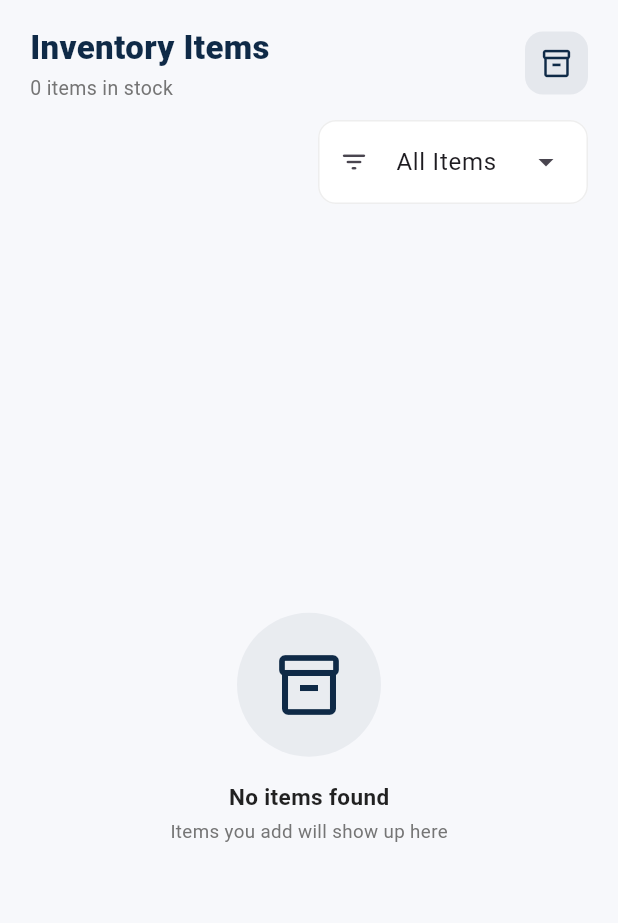
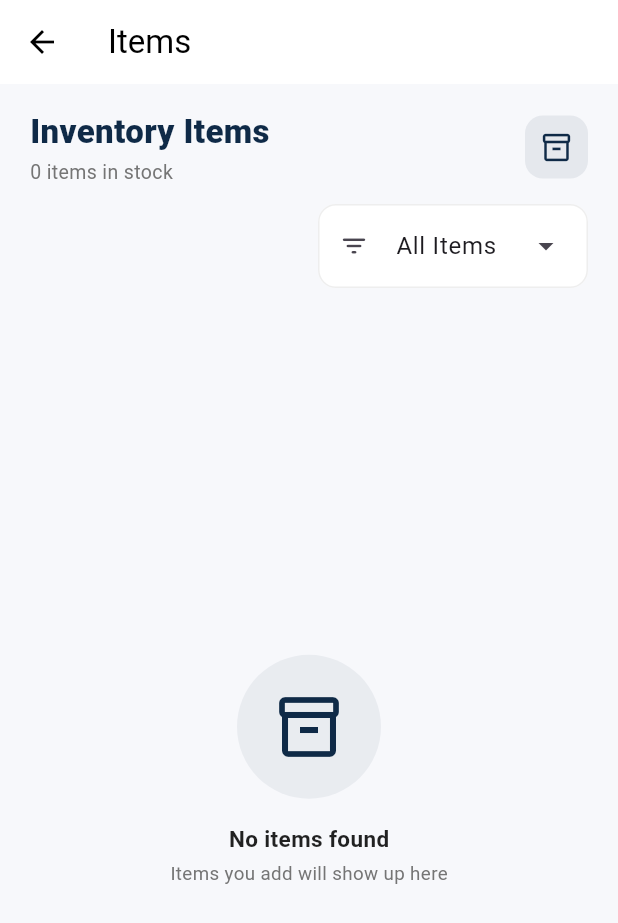
Before and after one commit to Alifouaad24/Photo_gallery-UniversalSystem, a Flutter app: the ItemsView screen opened by its route, on a phone screen of 412 x 824 dp. Shown: the top 923 px of the screen. Run offline on Flutter 3.47's test engine with Material 3 defaults, Android fonts, the phone set to English and light mode, and no system bars; our stand-ins replace camera, connectivity_plus, dartz, dio, get, get_storage and 6 more; missing offline and left inert: mobile_scanner; accounts and stored records are empty; network calls fail.

Commit message:
09/11/2026

```diff
--- a/lib/data/repository/inventory_repository.dart
+++ b/lib/data/repository/inventory_repository.dart
@@ -354,7 +354,7 @@ class InventoryRepository {
     int? itemId, // <-- جديد
   }) async {
     try {
-      final response = await _dio.get(
+      final response = await _dio.post(
         '/Item/AddItemToInv/${itemId}',
 
         options: Options(headers: {'Authorization': 'Bearer $token'}),
--- a/lib/modules/inventory/views/items_view.dart
+++ b/lib/modules/inventory/views/items_view.dart
@@ -399,6 +399,14 @@ class _ItemsViewState extends State<ItemsView> {
   @override
   Widget build(BuildContext context) {
     return Scaffold(
+      appBar: context.isPhone
+          ? AppBar(
+              elevation: 0,
+              backgroundColor: Colors.white,
+              foregroundColor: Colors.black,
+              title: const Text('Items'),
+            )
+          : null,
       backgroundColor: _bg,
       body: SafeArea(
         child: GetBuilder<InventoryController>(
--- a/pubspec.yaml
+++ b/pubspec.yaml
@@ -16,7 +16,7 @@ publish_to: 'none' # Remove this line if you wish to publish to pub.dev
 # https://developer.apple.com/library/archive/documentation/General/Reference/InfoPlistKeyReference/Articles/CoreFoundationKeys.html
 # In Windows, build-name is used as the major, minor, and patch parts
 # of the product and file versions while build-number is used as the build suffix.
-version: 1.0.0+52
+version: 1.0.0+53
 
 environment:
   sdk: ^3.8.1
```
